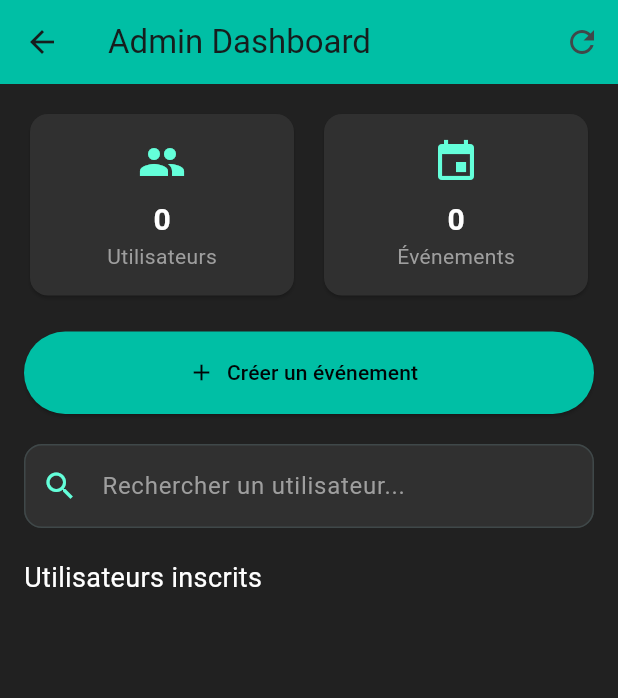
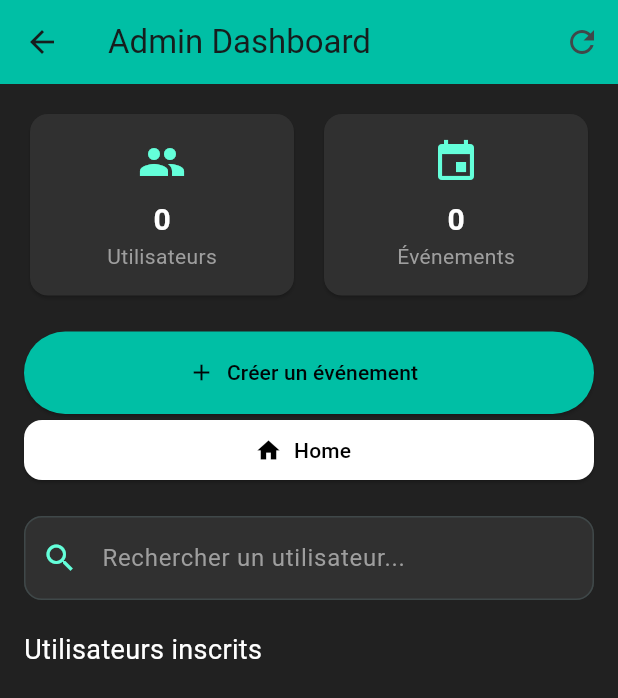
Before and after one commit to RodyGuemegah/belka, a Flutter app: the AdminDashboard screen opened by its route, on a phone screen of 412 x 824 dp. Shown: the top 698 px of the screen. Run offline on Flutter 3.47's test engine with Material 3 defaults, Android fonts, the phone set to English and light mode, and no system bars; our stand-ins replace cloud_firestore, firebase_auth, firebase_core, google_fonts, image_picker; accounts and stored records are empty; Roboto replaces fonts that are missing (Montserrat).

Commit message:
ajout du bouton home/admin_dashboard

```diff
--- a/lib/features/auth/screens/admin_dashboard.dart
+++ b/lib/features/auth/screens/admin_dashboard.dart
@@ -69,6 +69,16 @@ class _AdminDashboardState extends State<AdminDashboard> {
               icon: const Icon(Icons.add),
               label: const Text("Créer un événement"),
             ),
+             ElevatedButton.icon(
+                                onPressed: () => Navigator.pushReplacementNamed(context, '/home'),
+                                icon: Icon(Icons.home),
+                                label: const Text('Home'),
+                                style: ElevatedButton.styleFrom(
+                                  backgroundColor: Colors.white,
+                                  foregroundColor: Colors.black,
+                                  shape: RoundedRectangleBorder(borderRadius: BorderRadius.circular(12)),
+                                ),
+                              ),
             const SizedBox(height: 20),
 
             // --- Recherche utilisateur ---
--- a/lib/features/profil/profil.dart
+++ b/lib/features/profil/profil.dart
@@ -199,12 +199,12 @@ class ProfilScreen extends StatelessWidget {
                                 onPressed: () => Navigator.pushReplacementNamed(context, '/admin'),
                                 child: const Text('Admin Dashboard'),
                                 style: ElevatedButton.styleFrom(
-                                  backgroundColor: Colors.blue,
+                                  backgroundColor: Colors.black,
                                   foregroundColor: Colors.white,
                                   shape: RoundedRectangleBorder(borderRadius: BorderRadius.circular(12)),
                                 ),
                               ),
-                              const SizedBox(width: 12),
+                              const SizedBox(width: 10),
                               ElevatedButton(
                                 onPressed: () async {
                                   await FirebaseAuth.instance.signOut();
@@ -214,7 +214,7 @@ class ProfilScreen extends StatelessWidget {
                                 style: ElevatedButton.styleFrom(
                                   backgroundColor: Colors.red,
                                   foregroundColor: Colors.white,
-                                  shape: RoundedRectangleBorder(borderRadius: BorderRadius.circular(12)),
+                                  shape: RoundedRectangleBorder(borderRadius: BorderRadius.circular(10)),
                                 ),
                               ),
                             ],
```
Also changed, not shown: lib/features/profil/edit_profil.dart (added).
